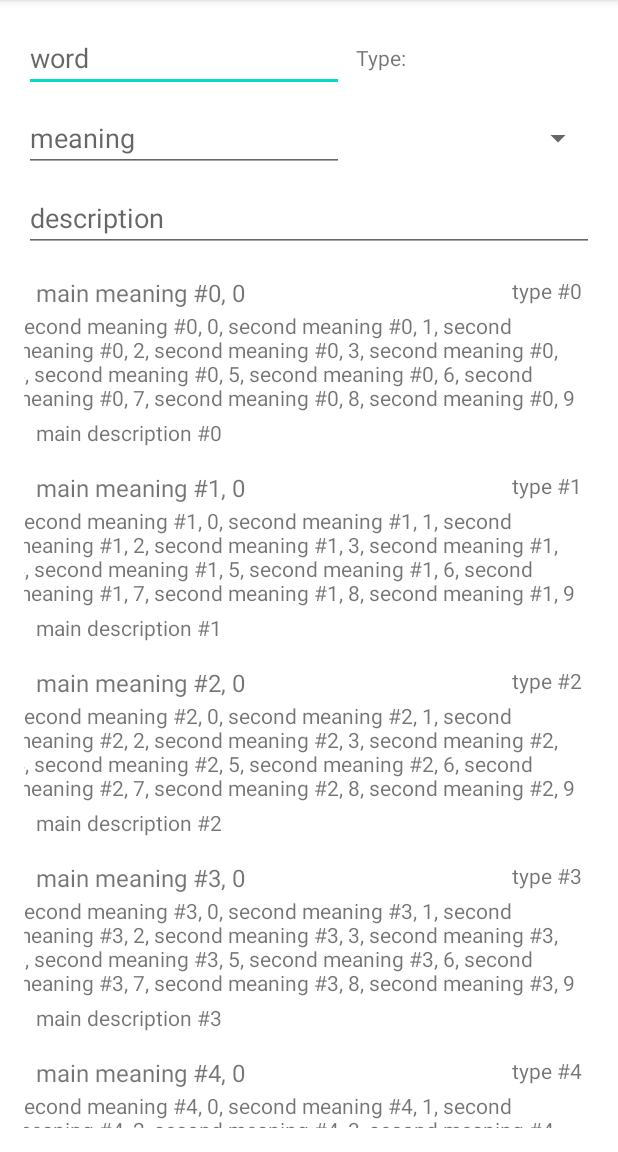
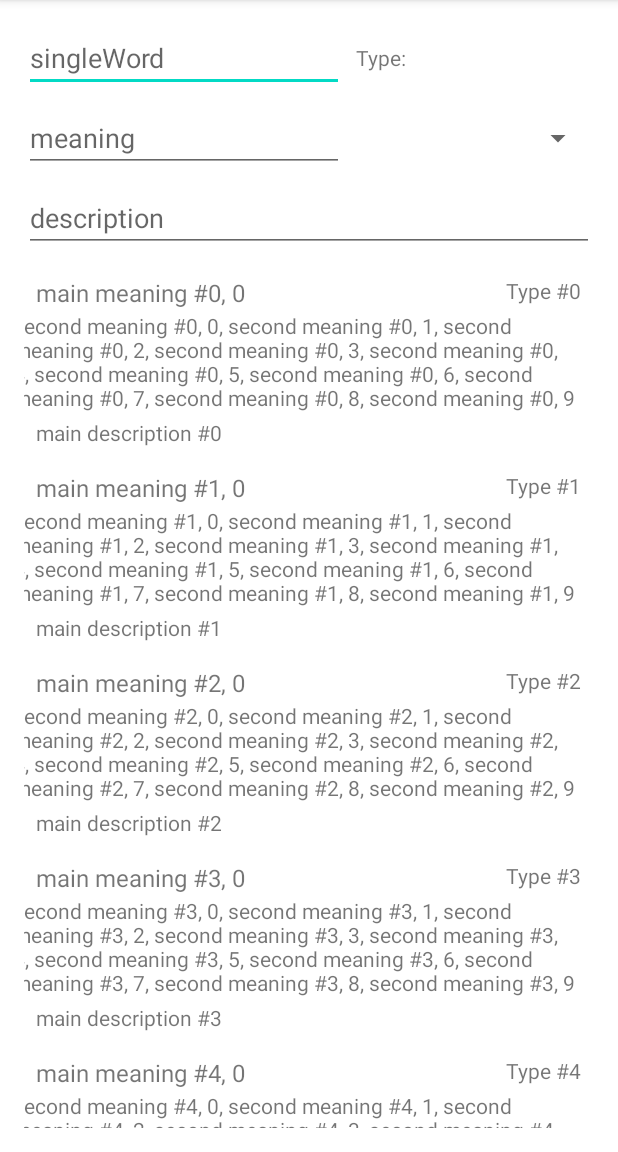
Before and after one commit to BayanIbrahem/JaAr, an Android app: the screen it shows after launch (SavingActivity), after a tap on "SAVE NEW WORDS", on a phone screen of 412 x 824 dp, the part 84-1236 px from its top. Run offline under Robolectric (Android 15) with nearby library versions, the phone set to English and light mode, and no system bars.

```diff
--- a/app/src/main/java/com/example/android/studio/ja_ar/activities/SavingActivity.java
+++ b/app/src/main/java/com/example/android/studio/ja_ar/activities/SavingActivity.java
@@ -2,20 +2,16 @@ package com.example.android.studio.ja_ar.activities;
 
 import androidx.appcompat.app.AppCompatActivity;
 import androidx.recyclerview.widget.LinearLayoutManager;
-import androidx.recyclerview.widget.RecyclerView;
 
 import android.os.Bundle;
 import android.util.Pair;
 import android.view.View;
-import android.widget.EditText;
-import android.widget.Spinner;
-import android.widget.TextView;
 
 import com.example.android.studio.ja_ar.R;
 import com.example.android.studio.ja_ar.databinding.ActivitySavingBinding;
 import com.example.android.studio.ja_ar.enums.lang.Languages;
 import com.example.android.studio.ja_ar.recycler_view.adapter.WordListAdapter;
-import com.example.android.studio.ja_ar.units.word.Word;
+import com.example.android.studio.ja_ar.units.word.SingleWord;
 
 public class SavingActivity extends AppCompatActivity{
 
@@ -37,8 +33,8 @@ public class SavingActivity extends AppCompatActivity{
     setContentView(root);
   }
   private void setRecyclerView(){
-    Word dummy_words[] = new Word[10];
-    for(int i=0; i<dummy_words.length; i++){
+    SingleWord dummy_Single_words[] = new SingleWord[10];
+    for(int i = 0; i< dummy_Single_words.length; i++){
       Pair<Languages, Languages> lang = new Pair<>(Languages.ar, Languages.en);
       String[] main_meaning = new String[10];
       String[] second_meaning = new String[10];
@@ -48,9 +44,9 @@ public class SavingActivity extends AppCompatActivity{
       }
       Pair<String[], String[]> mean = new Pair<>(main_meaning, second_meaning);
       Pair<String, String> desc = new Pair<>("main description #"+i, "second description #"+i);
-      dummy_words[i] = Word.getInstance(i, "type #"+i, lang, mean, desc, "category #"+i);
+      dummy_Single_words[i] = SingleWord.getInstance(i, "Type #"+i, lang, mean, desc, "category #"+i);
     }
-    wordsAdapter = new WordListAdapter(dummy_words);
+    wordsAdapter = new WordListAdapter(dummy_Single_words);
     LinearLayoutManager rvLayoutManager = new LinearLayoutManager(this);
     binding.saveRvWords.setLayoutManager(rvLayoutManager);
     binding.saveRvWords.setHasFixedSize(false);
--- a/app/src/main/java/com/example/android/studio/ja_ar/enums/lang/Languages.java
+++ b/app/src/main/java/com/example/android/studio/ja_ar/enums/lang/Languages.java
@@ -12,5 +12,6 @@ public enum Languages{
   public String name = "";
   Languages(long lang_id, String name){
     this.lang_id = lang_id;
+    this.name = name;
   }
 }
--- a/app/src/main/java/com/example/android/studio/ja_ar/recycler_view/adapter/WordListAdapter.java
+++ b/app/src/main/java/com/example/android/studio/ja_ar/recycler_view/adapter/WordListAdapter.java
@@ -9,17 +9,14 @@ import androidx.annotation.NonNull;
 import androidx.recyclerview.widget.RecyclerView;
 
 import com.example.android.studio.ja_ar.R;
-import com.example.android.studio.ja_ar.units.word.Word;
-
-import java.util.Arrays;
-import java.util.List;
+import com.example.android.studio.ja_ar.units.word.SingleWord;
 
 public class WordListAdapter extends RecyclerView.Adapter<WordListAdapter.ViewHolder>{
 
-  Word[] words;
+  SingleWord[] singleWords;
 
-  public WordListAdapter(Word... words){
-    this.words = words;
+  public WordListAdapter(SingleWord... singleWords){
+    this.singleWords = singleWords;
   }
 
   @NonNull
@@ -34,12 +31,12 @@ public class WordListAdapter extends RecyclerView.Adapter<WordListAdapter.ViewHo
 
   @Override
   public void onBindViewHolder(@NonNull ViewHolder holder, int position){
-    holder.bind(words[position]);
+    holder.bind(singleWords[position]);
   }
 
   @Override
   public int getItemCount(){
-    return words.length;
+    return singleWords.length;
   }
 
   public class ViewHolder extends RecyclerView.ViewHolder{
@@ -55,11 +52,11 @@ public class WordListAdapter extends RecyclerView.Adapter<WordListAdapter.ViewHo
       tv_description = itemView.findViewById(R.id.list_tv_description);
       tv_wordMeaning = itemView.findViewById(R.id.list_tv_meaning);
     }
-    void bind(Word word){
-      tv_wordName.setText(word.getDefaultLanguageName());
-      tv_wordType.setText(word.getType());
-      tv_description.setText(word.getDefaultDescription());
-      tv_wordMeaning.setText(word.getSecondLanguageName());
+    void bind(SingleWord singleWord){
+      tv_wordName.setText(singleWord.getDefaultLanguageName());
+      tv_wordType.setText(singleWord.getType());
+      tv_description.setText(singleWord.getDefaultDescription());
+      tv_wordMeaning.setText(singleWord.getSecondLanguageName());
     }
   }
 }
--- a/app/src/main/java/com/example/android/studio/ja_ar/units/word/Word.java
+++ b/app/src/main/java/com/example/android/studio/ja_ar/units/word/SingleWord.java
@@ -11,7 +11,6 @@ import com.example.android.studio.ja_ar.units.word_manager.WordManager;
 import java.util.ArrayList;
 import java.util.Arrays;
 import java.util.List;
-import java.util.function.UnaryOperator;
 
 /**
  * THIS CLASS REPRESENTS A SINGLE WORD
@@ -22,19 +21,19 @@ import java.util.function.UnaryOperator;
  * BUT YOU CAN CALL 'correct_id'.
  * ALSO I ADDED CATEGORIES FOR WORDS.
  * */
-public class Word{
+public class SingleWord{
   private static int instance_created = 0;
   private long id; //unique num.
   private boolean true_id; // true id from database.
   private List<Languages> languages; //list of languages with key of each one.
   private List<List<String>> meanings; //list of meanings for each language.
-  private String type; //type of word (must be single value)
+  private String type; //Type of word (must be single value)
   private List<String> descriptions; //description for each language;
   private int testSuccess; //how many i tested
   private int testFailure; //this word.
   private String category; //make categories for words to make learning easier.
-
-  public static Word getInstance(long id,
+  private boolean favorite;
+  public static SingleWord getInstance(long id,
                                        String type,
                                        Pair<Languages, Languages> languages,
                                        Pair<String[], String[]> meanings,
@@ -53,11 +52,11 @@ public class Word{
             && !isPalindrome(description)
             && !isPalindrome(languages);
     if(is_valid_instance){
-      return new Word(id, type, languages, meanings, description, category);
+      return new SingleWord(id, type, languages, meanings, description, category);
     }
     return null;
   }
-  private Word(long id,
+  private SingleWord(long id,
                      String type,
                      Pair<Languages, Languages> languages,
                      Pair<String[], String[]> meanings,
@@ -81,6 +80,7 @@ public class Word{
     this.descriptions.add(description.second.trim().toLowerCase());
     this.category = category;
 
+    this.favorite = false;
     clearHistory();
   }
 
@@ -253,5 +253,11 @@ public class Word{
   }
 
 
+  public boolean isFavorite(){
+    return favorite;
+  }
 
+  public void setFavorite(boolean favorite){
+    this.favorite = favorite;
   }
+}
--- a/app/src/main/res/layout/activity_saving.xml
+++ b/app/src/main/res/layout/activity_saving.xml
@@ -14,7 +14,7 @@
         android:layout_marginStart="16dp"
         android:layout_marginTop="16dp"
         android:ems="10"
-        android:hint="word"
+        android:hint="singleWord"
         android:inputType="textPersonName"
         app:layout_constraintStart_toStartOf="parent"
         app:layout_constraintTop_toTopOf="parent"
```
Also changed, not shown: app/build.gradle (+11 -7 lines), app/src/main/java/com/example/android/studio/ja_ar/database/dao/CategoryDao.java (added, +44 -0 lines), app/src/main/java/com/example/android/studio/ja_ar/database/dao/TestHistoryDao.java (added, +30 -0 lines), app/src/main/java/com/example/android/studio/ja_ar/database/dao/TypeDao.java (added, +46 -0 lines), app/src/main/java/com/example/android/studio/ja_ar/database/dao/WordDao.java (added, +51 -0 lines), app/src/main/java/com/example/android/studio/ja_ar/database/database/LocalDataBase.java (added, +24 -0 lines), app/src/main/java/com/example/android/studio/ja_ar/database/entity/Category.java (added, +13 -0 lines), app/src/main/java/com/example/android/studio/ja_ar/database/entity/TestHistory.java (added, +26 -0 lines), app/src/main/java/com/example/android/studio/ja_ar/database/entity/Type.java (added, +11 -0 lines), app/src/main/java/com/example/android/studio/ja_ar/database/entity/Word.java (added, +28 -0 lines). Lines whose indentation alone changed are shown as unchanged.
